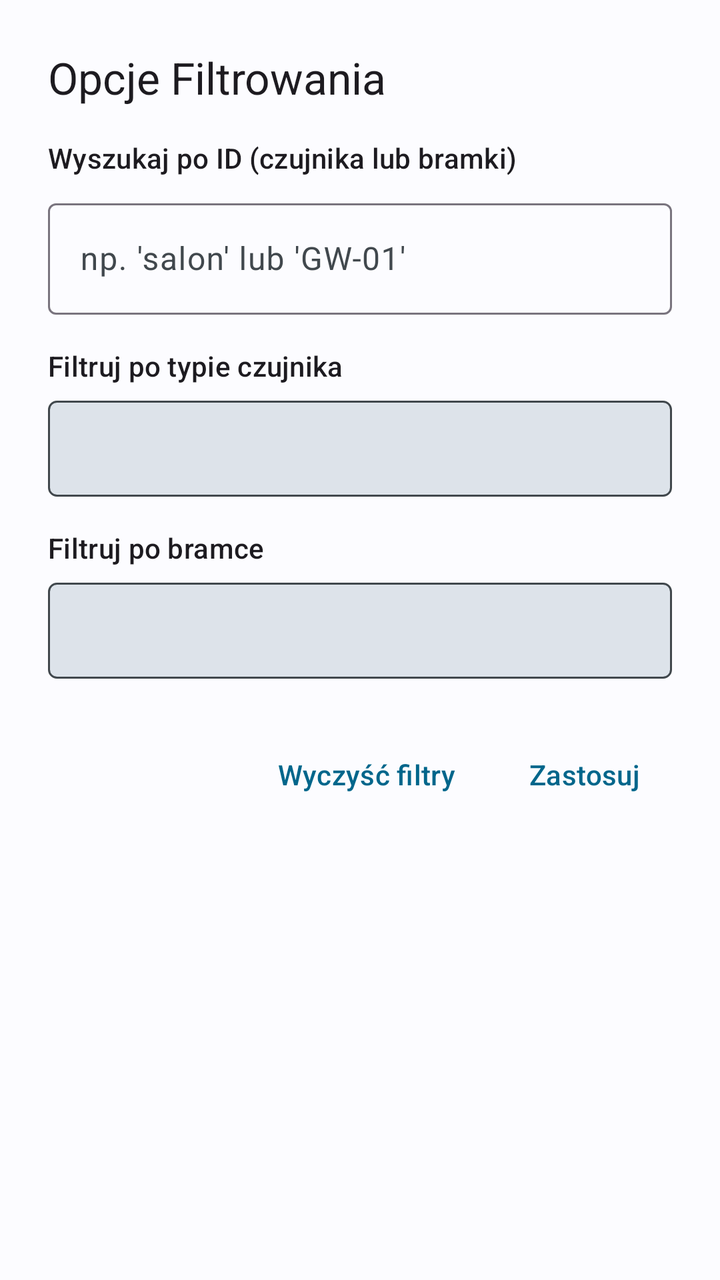
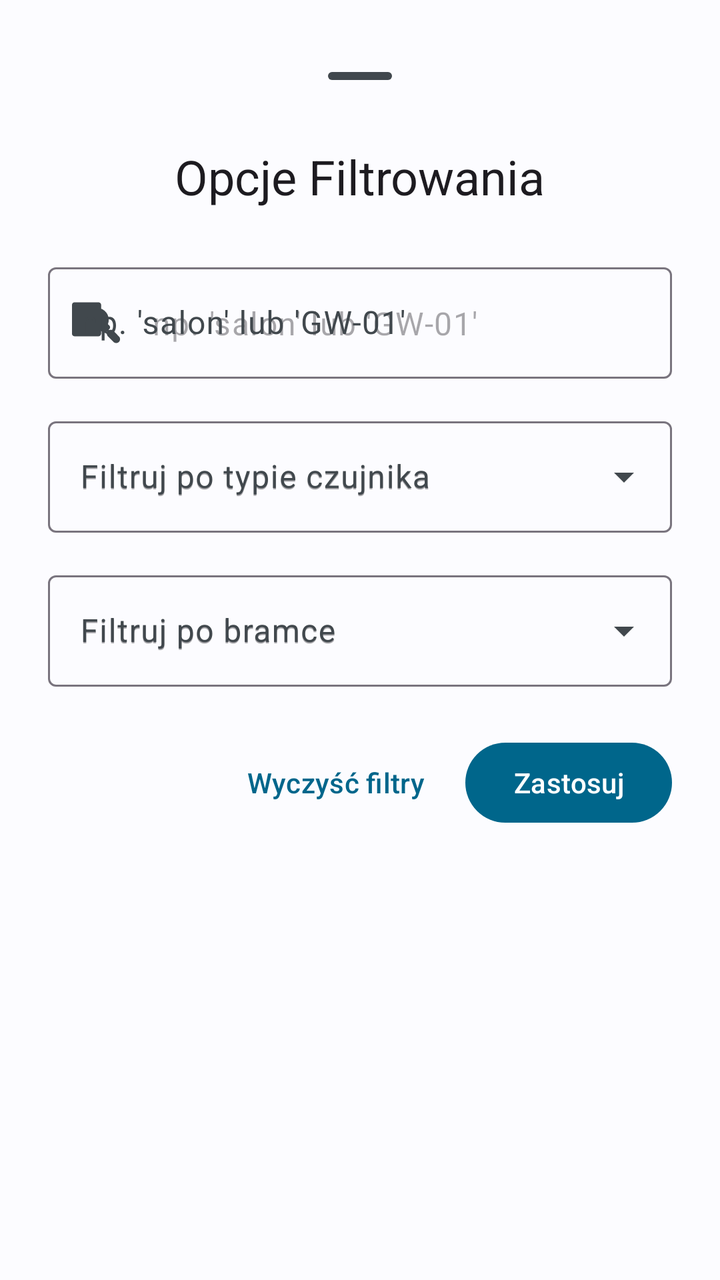

An Android layout rendered at two revisions. The XML below is the earlier revision; the diff shows what the commit changed to produce the second picture.
<!-- AndroidManifest.xml: application theme Theme.Bazunia -->
<!-- res/layout/bottom_sheet_filter.xml -->
<?xml version="1.0" encoding="utf-8"?>
<LinearLayout
    xmlns:android="http://schemas.android.com/apk/res/android"
    android:layout_width="match_parent"
    android:layout_height="wrap_content"
    android:orientation="vertical"
    android:padding="24dp"
    android:fitsSystemWindows="true">

    <TextView
        android:layout_width="wrap_content"
        android:layout_height="wrap_content"
        android:text="@string/filter_options_title"
        android:textAppearance="@style/TextAppearance.Material3.TitleLarge"
        android:layout_marginBottom="16dp"/>

    <TextView
        android:layout_width="wrap_content"
        android:layout_height="wrap_content"
        android:text="@string/search_by_id_label"
        android:textAppearance="@style/TextAppearance.Material3.LabelLarge"/>

    <com.google.android.material.textfield.TextInputLayout
        android:id="@+id/layoutEditSearch"
        android:layout_width="match_parent"
        android:layout_height="wrap_content"
        style="@style/Widget.Material3.TextInputLayout.OutlinedBox"
        android:layout_marginTop="8dp">

        <com.google.android.material.textfield.TextInputEditText
            android:id="@+id/editSearchFilter"
            android:layout_width="match_parent"
            android:layout_height="wrap_content"
            android:hint="@string/search_by_id_hint"
            android:inputType="text" />
    </com.google.android.material.textfield.TextInputLayout>

    <TextView
        android:layout_width="wrap_content"
        android:layout_height="wrap_content"
        android:text="@string/filter_by_type_label"
        android:textAppearance="@style/TextAppearance.Material3.LabelLarge"
        android:layout_marginTop="16dp"/>

    <Spinner
        android:id="@+id/spinnerTypeFilter"
        android:layout_width="match_parent"
        android:layout_height="wrap_content"
        android:minHeight="48dp"
        android:layout_marginTop="8dp"
        android:background="@drawable/spinner_background" /> <TextView
    android:layout_width="wrap_content"
    android:layout_height="wrap_content"
    android:text="@string/filter_by_gateway_label"
    android:textAppearance="@style/TextAppearance.Material3.LabelLarge"
    android:layout_marginTop="16dp"/>

    <Spinner
        android:id="@+id/spinnerGatewayFilter"
        android:layout_width="match_parent"
        android:layout_height="wrap_content"
        android:minHeight="48dp"
        android:layout_marginTop="8dp"
        android:background="@drawable/spinner_background" />

    <LinearLayout
        android:layout_width="match_parent"
        android:layout_height="wrap_content"
        android:orientation="horizontal"
        android:layout_marginTop="24dp"
        android:gravity="end">

        <Button
            android:id="@+id/btnClearFilter"
            android:layout_width="wrap_content"
            android:layout_height="wrap_content"
            style="@style/Widget.Material3.Button.TextButton"
            android:text="@string/clear_filters_button"
            android:layout_marginEnd="8dp"/>

        <Button
            android:id="@+id/btnApplyFilter"
            android:layout_width="wrap_content"
            android:layout_height="wrap_content"
            style="@style/Widget.Material3.Button.TextButton"
            android:text="@string/apply_button"/>
    </LinearLayout>

</LinearLayout>
<!-- resources referenced by this layout -->
<resources>
  <!-- drawable spinner_background (drawable) -->
  <?xml version="1.0" encoding="utf-8"?>
  <selector xmlns:android="http://schemas.android.com/apk/res/android">
      <item>
          <shape android:shape="rectangle">
              <solid android:color="?attr/colorSurfaceVariant"/>
              <corners android:radius="4dp"/>
              <stroke android:width="1dp" android:color="?attr/colorOnSurfaceVariant"/>
          </shape>
      </item>
  </selector>
  <string name="apply_button">Zastosuj</string>
  <string name="clear_filters_button">Wyczyść filtry</string>
  <string name="filter_by_gateway_label">Filtruj po bramce</string>
  <string name="filter_by_type_label">Filtruj po typie czujnika</string>
  <string name="filter_options_title">Opcje Filtrowania</string>
  <string name="search_by_id_hint">np. \'salon\' lub \'GW-01\'</string>
  <string name="search_by_id_label">Wyszukaj po ID (czujnika lub bramki)</string>
  <style name="Theme.Bazunia" parent="Base.Theme.Bazunia" />
  <style name="Base.Theme.Bazunia" parent="Theme.Material3.DayNight.NoActionBar">
          <item name="colorPrimary">@color/colorPrimary</item>
          <item name="colorOnPrimary">@color/colorOnPrimary</item>
          <item name="colorPrimaryContainer">@color/colorPrimaryContainer</item>
          <item name="colorOnPrimaryContainer">@color/colorOnPrimaryContainer</item>
          <item name="colorSecondary">@color/colorSecondary</item>
          <item name="colorOnSecondary">@color/colorOnSecondary</item>
          <item name="android:colorBackground">@color/colorBackground</item>
          <item name="colorOnBackground">@color/colorOnBackground</item>
          <item name="colorSurface">@color/colorSurface</item>
          <item name="colorOnSurface">@color/colorOnSurface</item>
          <item name="colorSurfaceVariant">@color/colorSurfaceVariant</item>
          <item name="colorOnSurfaceVariant">@color/colorOnSurfaceVariant</item>
      </style>
  <color name="colorPrimary">#00668B</color>
  <color name="colorOnPrimary">#FFFFFF</color>
  <color name="colorPrimaryContainer">#CDE5FF</color>
  <color name="colorOnPrimaryContainer">#001E2D</color>
  <color name="colorSecondary">#4F616E</color>
  <color name="colorOnSecondary">#FFFFFF</color>
  <color name="colorBackground">#FCFCFF</color>
  <color name="colorOnBackground">#191C1E</color>
  <color name="colorSurface">#FCFCFF</color>
  <color name="colorOnSurface">#191C1E</color>
  <color name="colorSurfaceVariant">#DDE3EA</color>
  <color name="colorOnSurfaceVariant">#41484D</color>
</resources>

<!-- the commit's change to res/layout/bottom_sheet_filter.xml (unified diff, before → after) -->
@@ -1,76 +1,82 @@
 <?xml version="1.0" encoding="utf-8"?>
-<LinearLayout
-    xmlns:android="http://schemas.android.com/apk/res/android"
+<LinearLayout xmlns:android="http://schemas.android.com/apk/res/android"
+    xmlns:app="http://schemas.android.com/apk/res-auto"
     android:layout_width="match_parent"
     android:layout_height="wrap_content"
     android:orientation="vertical"
     android:padding="24dp"
+    android:background="?android:attr/colorBackground"
     android:fitsSystemWindows="true">
+
+    <com.google.android.material.bottomsheet.BottomSheetDragHandleView
+        android:layout_width="match_parent"
+        android:layout_height="wrap_content"/>
 
     <TextView
         android:layout_width="wrap_content"
         android:layout_height="wrap_content"
         android:text="@string/filter_options_title"
-        android:textAppearance="@style/TextAppearance.Material3.TitleLarge"
-        android:layout_marginBottom="16dp"/>
-
-    <TextView
-        android:layout_width="wrap_content"
-        android:layout_height="wrap_content"
-        android:text="@string/search_by_id_label"
-        android:textAppearance="@style/TextAppearance.Material3.LabelLarge"/>
+        android:textAppearance="@style/TextAppearance.Material3.HeadlineSmall"
+        android:layout_marginBottom="24dp"
+        android:layout_gravity="center_horizontal"/>
 
     <com.google.android.material.textfield.TextInputLayout
         android:id="@+id/layoutEditSearch"
         android:layout_width="match_parent"
         android:layout_height="wrap_content"
+        android:hint="@string/search_by_id_hint"
+        app:startIconDrawable="@drawable/ic_search"
         style="@style/Widget.Material3.TextInputLayout.OutlinedBox"
-        android:layout_marginTop="8dp">
+        android:layout_marginBottom="16dp">
 
         <com.google.android.material.textfield.TextInputEditText
             android:id="@+id/editSearchFilter"
             android:layout_width="match_parent"
             android:layout_height="wrap_content"
             android:hint="@string/search_by_id_hint"
-            android:inputType="text" />
+            android:inputType="text"
+            android:maxLines="1"/>
     </com.google.android.material.textfield.TextInputLayout>
 
-    <TextView
-        android:layout_width="wrap_content"
-        android:layout_height="wrap_content"
-        android:text="@string/filter_by_type_label"
-        android:textAppearance="@style/TextAppearance.Material3.LabelLarge"
-        android:layout_marginTop="16dp"/>
-
-    <Spinner
-        android:id="@+id/spinnerTypeFilter"
+    <com.google.android.material.textfield.TextInputLayout
+        android:id="@+id/layoutTypeFilter"
+        style="@style/Widget.Material3.TextInputLayout.OutlinedBox.ExposedDropdownMenu"
         android:layout_width="match_parent"
         android:layout_height="wrap_content"
-        android:minHeight="48dp"
-        android:layout_marginTop="8dp"
-        android:background="@drawable/spinner_background" /> <TextView
-    android:layout_width="wrap_content"
-    android:layout_height="wrap_content"
-    android:text="@string/filter_by_gateway_label"
-    android:textAppearance="@style/TextAppearance.Material3.LabelLarge"
-    android:layout_marginTop="16dp"/>
+        android:hint="@string/filter_by_type_label"
+        android:layout_marginBottom="16dp">
 
-    <Spinner
-        android:id="@+id/spinnerGatewayFilter"
+        <AutoCompleteTextView
+            android:id="@+id/autoCompleteType"
+            android:layout_width="match_parent"
+            android:layout_height="wrap_content"
+            android:hint="@string/filter_by_type_label"
+            android:inputType="none" />
+    </com.google.android.material.textfield.TextInputLayout>
+
+    <com.google.android.material.textfield.TextInputLayout
+        android:id="@+id/layoutGatewayFilter"
+        style="@style/Widget.Material3.TextInputLayout.OutlinedBox.ExposedDropdownMenu"
         android:layout_width="match_parent"
         android:layout_height="wrap_content"
-        android:minHeight="48dp"
-        android:layout_marginTop="8dp"
-        android:background="@drawable/spinner_background" />
+        android:hint="@string/filter_by_gateway_label"
+        android:layout_marginBottom="24dp">
+
+        <AutoCompleteTextView
+            android:id="@+id/autoCompleteGateway"
+            android:layout_width="match_parent"
+            android:layout_height="wrap_content"
+            android:hint="@string/filter_by_gateway_label"
+            android:inputType="none" />
+    </com.google.android.material.textfield.TextInputLayout>
 
     <LinearLayout
         android:layout_width="match_parent"
         android:layout_height="wrap_content"
         android:orientation="horizontal"
-        android:layout_marginTop="24dp"
         android:gravity="end">
 
-        <Button
+        <com.google.android.material.button.MaterialButton
             android:id="@+id/btnClearFilter"
             android:layout_width="wrap_content"
             android:layout_height="wrap_content"
@@ -78,11 +84,10 @@
             android:text="@string/clear_filters_button"
             android:layout_marginEnd="8dp"/>
 
-        <Button
+        <com.google.android.material.button.MaterialButton
             android:id="@+id/btnApplyFilter"
             android:layout_width="wrap_content"
             android:layout_height="wrap_content"
-            style="@style/Widget.Material3.Button.TextButton"
             android:text="@string/apply_button"/>
     </LinearLayout>
 
<!-- resource entries referenced after the edit -->
@@ -1,23 +1,12 @@
 <!-- resources referenced by this layout -->
 <resources>
-  <!-- drawable spinner_background (drawable) -->
-  <?xml version="1.0" encoding="utf-8"?>
-  <selector xmlns:android="http://schemas.android.com/apk/res/android">
-      <item>
-          <shape android:shape="rectangle">
-              <solid android:color="?attr/colorSurfaceVariant"/>
-              <corners android:radius="4dp"/>
-              <stroke android:width="1dp" android:color="?attr/colorOnSurfaceVariant"/>
-          </shape>
-      </item>
-  </selector>
+  <!-- drawable ic_search: vector/xml drawable (drawable, 18716 chars, omitted) -->
   <string name="apply_button">Zastosuj</string>
   <string name="clear_filters_button">Wyczyść filtry</string>
   <string name="filter_by_gateway_label">Filtruj po bramce</string>
   <string name="filter_by_type_label">Filtruj po typie czujnika</string>
   <string name="filter_options_title">Opcje Filtrowania</string>
   <string name="search_by_id_hint">np. \'salon\' lub \'GW-01\'</string>
-  <string name="search_by_id_label">Wyszukaj po ID (czujnika lub bramki)</string>
   <style name="Theme.Bazunia" parent="Base.Theme.Bazunia" />
   <style name="Base.Theme.Bazunia" parent="Theme.Material3.DayNight.NoActionBar">
           <item name="colorPrimary">@color/colorPrimary</item>
